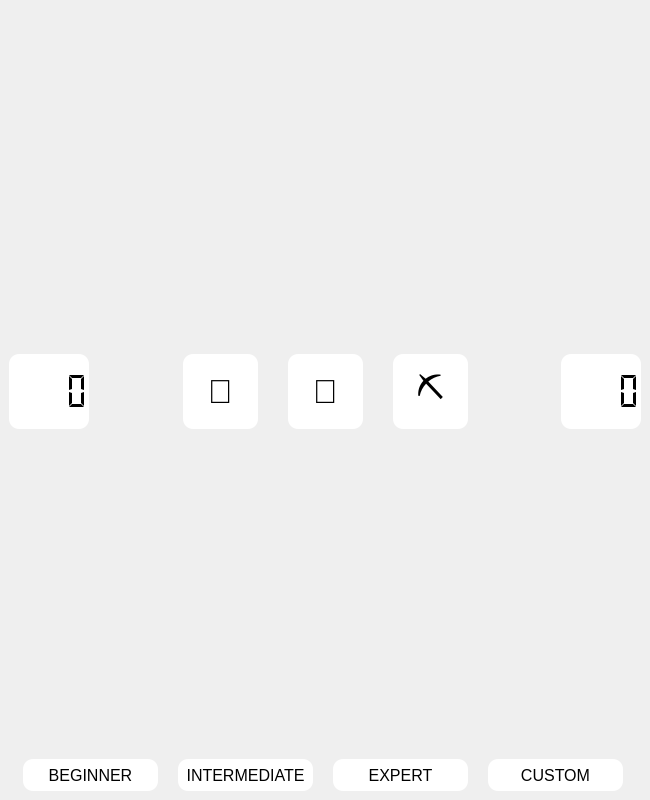
This is minesweeper_ui.ui in rekin5320/minesweeper as Qt 5 draws it before an edit. The edited form follows.
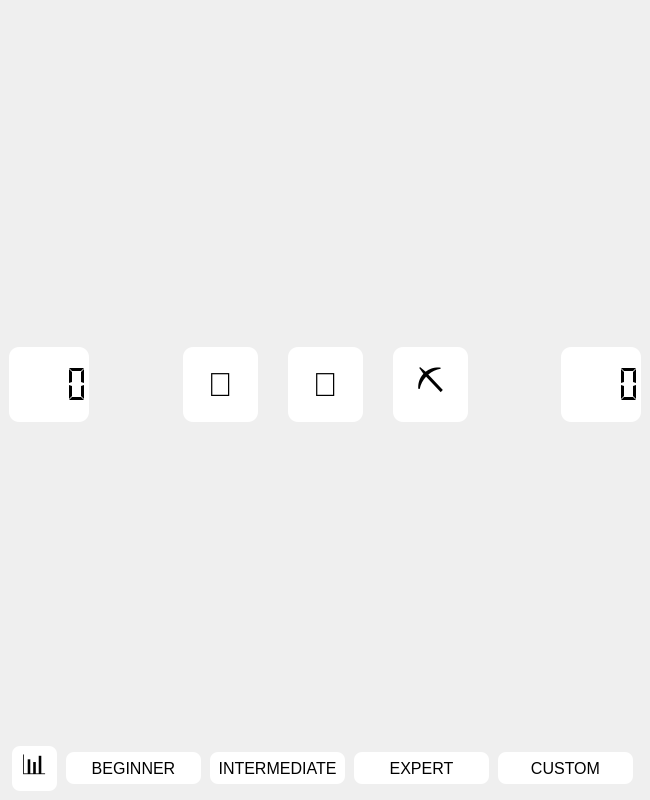
This is the edited form. Icons and pictures are not drawn.

Commit message: Added statistics button to the UI

```diff
--- a/minesweeper_ui.ui
+++ b/minesweeper_ui.ui
@@ -333,6 +333,40 @@
     </item>
     <item>
      <layout class="QHBoxLayout" name="buttonLayout">
+      <item>
+       <widget class="QPushButton" name="statisticsButton">
+        <property name="minimumSize">
+         <size>
+          <width>45</width>
+          <height>45</height>
+         </size>
+        </property>
+        <property name="maximumSize">
+         <size>
+          <width>45</width>
+          <height>45</height>
+         </size>
+        </property>
+        <property name="font">
+         <font>
+          <pointsize>20</pointsize>
+         </font>
+        </property>
+        <property name="styleSheet">
+         <string notr="true">QPushButton {
+    background-color: white;
+    border-radius: 8px;
+}
+QPushButton:hover {
+    background-color: #ddd;
+}
+</string>
+        </property>
+        <property name="text">
+         <string>📊</string>
+        </property>
+       </widget>
+      </item>
       <item>
        <widget class="QPushButton" name="beginnerButton">
         <property name="sizePolicy">
@@ -367,7 +401,7 @@
         <property name="styleSheet">
          <string notr="true">QPushButton {
     background-color: white;
-    border-radius: 10px;
+    border-radius: 8px;
 }
 QPushButton:hover {
     background-color: #ddd;
@@ -413,7 +447,7 @@
         <property name="styleSheet">
          <string notr="true">QPushButton {
     background-color: white;
-    border-radius: 10px;
+    border-radius: 8px;
 }
 QPushButton:hover {
     background-color: #ddd;
@@ -459,7 +493,7 @@
         <property name="styleSheet">
          <string notr="true">QPushButton {
     background-color: white;
-    border-radius: 10px;
+    border-radius: 8px;
 }
 QPushButton:hover {
     background-color: #ddd;
@@ -505,7 +539,7 @@
         <property name="styleSheet">
          <string notr="true">QPushButton {
     background-color: white;
-    border-radius: 10px;
+    border-radius: 8px;
 }
 QPushButton:hover {
     background-color: #ddd;
```
The commit also changes 1 other file.
